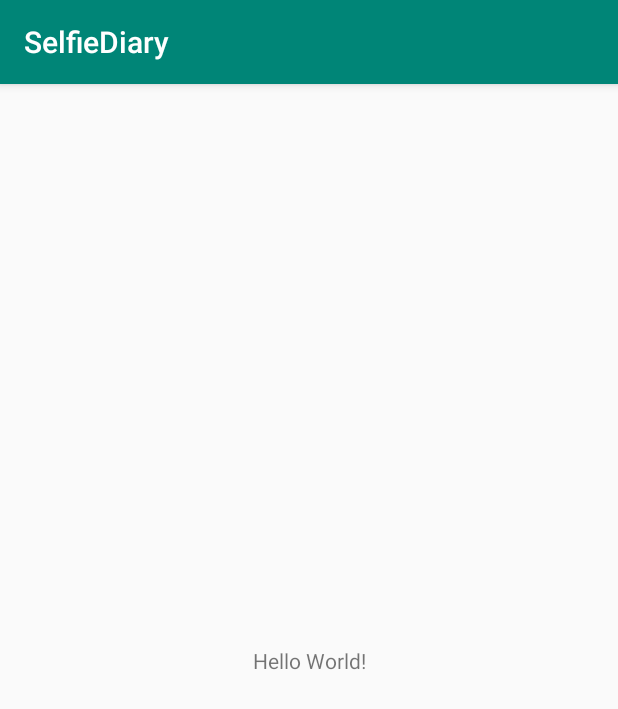
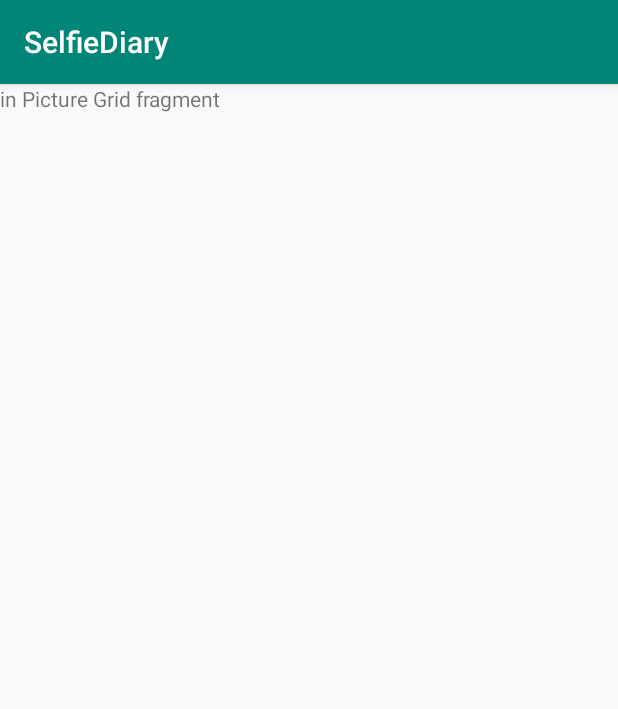
Before and after one commit to yewei600/SelfieDiary, an Android app: the screen it shows after launch (MainActivity), on a phone screen of 412 x 824 dp. Shown: the top 709 px of the screen. Run offline under Robolectric (Android 15) with nearby library versions, the phone set to English and light mode, and no system bars; our stand-ins replace data binding.

Commit message:
set up PictureGridFragment

```diff
--- a/app/build.gradle
+++ b/app/build.gradle
@@ -1,8 +1,8 @@
 apply plugin: 'com.android.application'
-
 apply plugin: 'kotlin-android'
-
 apply plugin: 'kotlin-android-extensions'
+apply plugin: 'kotlin-kapt'
+apply plugin: 'androidx.navigation.safeargs'
 
 android {
     compileSdkVersion 28
@@ -20,15 +20,23 @@ android {
             proguardFiles getDefaultProguardFile('proguard-android-optimize.txt'), 'proguard-rules.pro'
         }
     }
+    dataBinding {
+        enabled = true
+    }
 }
 
 dependencies {
     implementation fileTree(dir: 'libs', include: ['*.jar'])
-    implementation"org.jetbrains.kotlin:kotlin-stdlib-jdk7:$kotlin_version"
+    implementation "org.jetbrains.kotlin:kotlin-stdlib-jdk7:$kotlin_version"
     implementation 'androidx.appcompat:appcompat:1.0.2'
     implementation 'androidx.core:core-ktx:1.0.2'
     implementation 'androidx.constraintlayout:constraintlayout:1.1.3'
     testImplementation 'junit:junit:4.12'
     androidTestImplementation 'androidx.test:runner:1.1.1'
     androidTestImplementation 'androidx.test.espresso:espresso-core:3.1.1'
+
+    //navigation
+    implementation "androidx.navigation:navigation-fragment:$nav_version"
+    implementation "androidx.navigation:navigation-ui:$nav_version"
+
 }
--- a/app/src/main/AndroidManifest.xml
+++ b/app/src/main/AndroidManifest.xml
@@ -9,7 +9,7 @@
             android:roundIcon="@mipmap/ic_launcher_round"
             android:supportsRtl="true"
             android:theme="@style/AppTheme">
-        <activity android:name=".MainActivity">
+        <activity android:name=".ui.MainActivity">
             <intent-filter>
                 <action android:name="android.intent.action.MAIN"/>
 
--- a/app/src/main/java/com/ericwei/selfiediary/MainActivity.kt
+++ b/app/src/main/java/com/ericwei/selfiediary/ui/MainActivity.kt
@@ -1,7 +1,8 @@
-package com.ericwei.selfiediary
+package com.ericwei.selfiediary.ui
 
+import android.os.Bundle
 import androidx.appcompat.app.AppCompatActivity
-import android.os.Bundle
+import com.ericwei.selfiediary.R
 
 class MainActivity : AppCompatActivity() {
 
--- /dev/null
+++ b/app/src/main/java/com/ericwei/selfiediary/ui/PictureGridFragment.kt
@@ -0,0 +1,22 @@
+package com.ericwei.selfiediary.ui
+
+import android.os.Bundle
+import android.view.LayoutInflater
+import android.view.View
+import android.view.ViewGroup
+import androidx.databinding.DataBindingUtil
+import androidx.fragment.app.Fragment
+import com.ericwei.selfiediary.R
+import com.ericwei.selfiediary.databinding.FragmentPictureGridBinding
+
+class PictureGridFragment : Fragment() {
+
+    override fun onCreateView(inflater: LayoutInflater, container: ViewGroup?, savedInstanceState: Bundle?): View? {
+        val binding: FragmentPictureGridBinding = DataBindingUtil.inflate(
+            inflater, R.layout.fragment_picture_grid, container, false
+        )
+
+        return binding.root
+    }
+
+}
--- /dev/null
+++ b/app/src/main/java/com/ericwei/selfiediary/viewmodels/PictureGridViewModel.kt
@@ -0,0 +1 @@
+package com.ericwei.selfiediary.viewmodels
--- a/app/src/main/res/layout/activity_main.xml
+++ b/app/src/main/res/layout/activity_main.xml
@@ -1,19 +1,16 @@
 <?xml version="1.0" encoding="utf-8"?>
-<androidx.constraintlayout.widget.ConstraintLayout
+<LinearLayout
         xmlns:android="http://schemas.android.com/apk/res/android"
         xmlns:tools="http://schemas.android.com/tools"
         xmlns:app="http://schemas.android.com/apk/res-auto"
         android:layout_width="match_parent"
         android:layout_height="match_parent"
-        tools:context=".MainActivity">
+        tools:context=".ui.MainActivity">
 
-    <TextView
-            android:layout_width="wrap_content"
-            android:layout_height="wrap_content"
-            android:text="Hello World!"
-            app:layout_constraintBottom_toBottomOf="parent"
-            app:layout_constraintLeft_toLeftOf="parent"
-            app:layout_constraintRight_toRightOf="parent"
-            app:layout_constraintTop_toTopOf="parent"/>
+    <fragment android:layout_width="match_parent" android:layout_height="match_parent"
+              android:id="@+id/navHostFragment"
+              app:defaultNavHost="true"
+              app:navGraph="@navigation/nav_graph"
+              android:name="androidx.navigation.fragment.NavHostFragment"/>
 
-</androidx.constraintlayout.widget.ConstraintLayout>
+</LinearLayout>
--- /dev/null
+++ b/app/src/main/res/layout/fragment_picture_grid.xml
@@ -0,0 +1,14 @@
+<?xml version="1.0" encoding="utf-8"?>
+<layout xmlns:android="http://schemas.android.com/apk/res/android">
+    <data>
+
+    </data>
+    <FrameLayout
+            android:layout_width="match_parent"
+            android:layout_height="match_parent">
+
+        <TextView android:layout_width="wrap_content" android:layout_height="wrap_content"
+                  android:text="in Picture Grid fragment"/>
+
+    </FrameLayout>
+</layout>
--- /dev/null
+++ b/app/src/main/res/navigation/nav_graph.xml
@@ -0,0 +1,8 @@
+<?xml version="1.0" encoding="utf-8"?>
+<navigation xmlns:android="http://schemas.android.com/apk/res/android"
+            xmlns:app="http://schemas.android.com/apk/res-auto"
+            android:id="@+id/nav_graph" app:startDestination="@id/pictureGridFragment">
+
+    <fragment android:id="@+id/pictureGridFragment" android:name="com.ericwei.selfiediary.ui.PictureGridFragment"
+              android:label="PictureGridFragment"/>
+</navigation>
--- a/build.gradle
+++ b/build.gradle
@@ -1,7 +1,10 @@
 // Top-level build file where you can add configuration options common to all sub-projects/modules.
 
 buildscript {
-    ext.kotlin_version = '1.3.31'
+    ext {
+        kotlin_version = '1.3.31'
+        nav_version = "2.1.0-alpha04"
+    }
     repositories {
         google()
         jcenter()
@@ -10,6 +13,7 @@ buildscript {
     dependencies {
         classpath 'com.android.tools.build:gradle:3.4.0'
         classpath "org.jetbrains.kotlin:kotlin-gradle-plugin:$kotlin_version"
+        classpath "androidx.navigation:navigation-safe-args-gradle-plugin:$nav_version"
         // NOTE: Do not place your application dependencies here; they belong
         // in the individual module build.gradle files
     }
```
